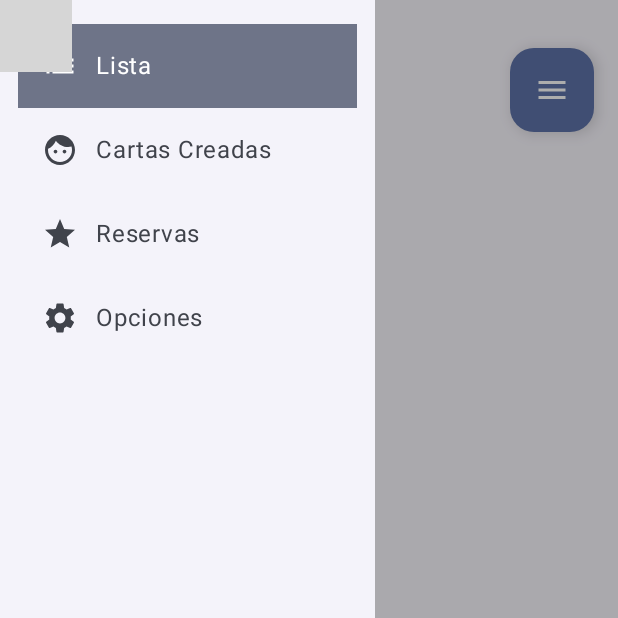
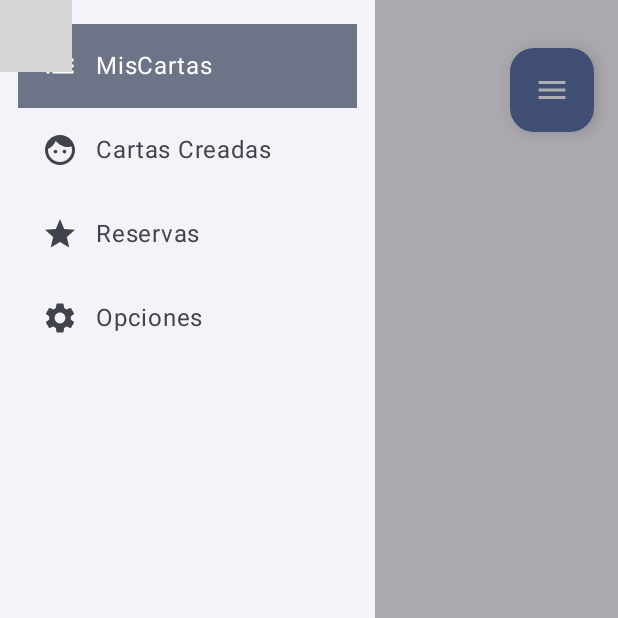
Before and after one commit to memnochdavid/PokeCardShop, an Android app built with Jetpack Compose: the MainActivity screen opened directly, with no data from a screen before it, after a tap on "Abrir menú", on a phone screen of 412 x 824 dp, the top half of it. Run offline under Robolectric (Android 15) with nearby library versions, the phone set to English and light mode, and no system bars; our stand-ins replace Firebase (no records; nobody signed in at launch, a user with empty details on screens opened directly), constraintlayout-compose, livedata-compose; pictures from the network do not load; 3 statements that could not run were skipped; grey boxes are pictures that could not be loaded.

Commit message:
trabajando en las reservas

```diff
--- a/app/src/main/java/com/david/pokecardshop/MainActivity.kt
+++ b/app/src/main/java/com/david/pokecardshop/MainActivity.kt
@@ -80,61 +80,39 @@ fun MainScreen() {
     var selectedItem by remember { mutableIntStateOf(0) }
     val sesion = UsuarioFromKey(usuario_key, refBBDD)
 
-    val currentRoute = when(sesion.admin) {
-        true -> {
-            when (selectedItem) {
-                0 -> Screen.Lista.route
-                1 -> Screen.CrearCarta.route
-                2 -> Screen.CartasCreadas.route
-                3 -> Screen.Reservas.route
-                4 -> Screen.Opciones.route
-                else -> {Screen.Lista.route}
-            }
-        }
-            false -> {
-                when (selectedItem) {
-                    0 -> Screen.Lista.route
-                    1 -> Screen.CartasCreadas.route
-                    2 -> Screen.Reservas.route
-                    3 -> Screen.Opciones.route
-                    else -> Screen.Lista.route
-                }
-            }
-        }
+    // Define menu items based on admin status
+    val menuItems = if (sesion.admin) {
+        listOf("Crear Carta", "Cartas Creadas", "Reservas", "Opciones")
+    } else {
+        listOf("MisCartas", "Cartas Creadas", "Reservas", "Opciones")
+    }
 
-
+    // Map selectedItem to Screen based on admin status
+    val currentRoute = when {
+        sesion.admin && selectedItem == 0 -> Screen.CrearCarta.route
+        sesion.admin && selectedItem == 1 -> Screen.CartasCreadas.route
+        sesion.admin && selectedItem == 2 -> Screen.Reservas.route
+        sesion.admin && selectedItem == 3 -> Screen.Opciones.route
+        !sesion.admin && selectedItem == 0 -> Screen.MisCartas.route
+        !sesion.admin && selectedItem == 1 -> Screen.CartasCreadas.route
+        !sesion.admin && selectedItem == 2 -> Screen.Reservas.route
+        !sesion.admin && selectedItem == 3 -> Screen.Opciones.route
+        else -> Screen.Opciones.route // Default route
+    }
 
     ModalNavigationDrawer(
         drawerState = drawerState,
         drawerContent = {
             Menu(
+                menuItems = menuItems,
                 selectedItem = selectedItem,
                 onItemSelected = { index ->
                     selectedItem = index
-                    when(sesion.admin) {
-                        true -> {
-                            when (selectedItem) {
-                                0 -> Screen.Lista.route
-                                1 -> Screen.CrearCarta.route
-                                2 -> Screen.CartasCreadas.route
-                                3 -> Screen.Opciones.route
-                                else -> {Screen.Lista.route}
-                            }
-                        }
-                        false -> {
-                            when (selectedItem) {
-                                0 -> Screen.Lista.route
-                                1 -> Screen.CartasCreadas.route
-                                3 -> Screen.Opciones.route
-                                else -> Screen.Lista.route // Default to Lista
-                            }
-                        }
-                    }
+                    scope.launch { drawerState.close() } // Close drawer after selection
                 },
-                onCloseDrawer = { scope.launch { drawerState.close() } }
             )
         }
-    ){
+    ) {
         Box {
             Scaffold() { paddingValues ->
                 Navigation(navController = navController, modifier = Modifier.padding(paddingValues))
@@ -149,7 +127,8 @@ fun MainScreen() {
             }
         }
     }
-    // New: Navigate when the current route changes
+
+    // Navigate when the current route changes
     LaunchedEffect(currentRoute) {
         navController.navigate(currentRoute) {
             popUpTo(navController.graph.startDestinationId) {
--- /dev/null
+++ b/app/src/main/java/com/david/pokecardshop/Propiedad.kt
@@ -0,0 +1,158 @@
+package com.david.pokecardshop
+
+import android.content.Context
+import android.util.Log
+import android.widget.Toast
+import androidx.compose.foundation.background
+import androidx.compose.foundation.layout.Box
+import androidx.compose.foundation.layout.fillMaxSize
+import androidx.compose.foundation.layout.imePadding
+import androidx.compose.foundation.layout.padding
+import androidx.compose.foundation.layout.size
+import androidx.compose.foundation.layout.systemBarsPadding
+import androidx.compose.foundation.layout.wrapContentHeight
+import androidx.compose.foundation.layout.wrapContentSize
+import androidx.compose.foundation.lazy.grid.GridCells
+import androidx.compose.foundation.lazy.grid.LazyVerticalGrid
+import androidx.compose.foundation.lazy.grid.items
+import androidx.compose.material3.CircularProgressIndicator
+import androidx.compose.runtime.Composable
+import androidx.compose.runtime.LaunchedEffect
+import androidx.compose.runtime.getValue
+import androidx.compose.runtime.mutableStateOf
+import androidx.compose.runtime.remember
+import androidx.compose.runtime.rememberCoroutineScope
+import androidx.compose.runtime.setValue
+import androidx.compose.ui.Alignment
+import androidx.compose.ui.Modifier
+import androidx.compose.ui.platform.LocalContext
+import androidx.compose.ui.res.colorResource
+import androidx.compose.ui.unit.dp
+import androidx.navigation.NavHostController
+import com.david.pokecardshop.dataclass.Carta
+import com.david.pokecardshop.dataclass.Reserva
+import com.david.pokecardshop.ui.theme.color_fuego_dark
+import com.google.firebase.database.GenericTypeIndicator
+import kotlinx.coroutines.CoroutineScope
+import kotlinx.coroutines.launch
+
+var misCartas by mutableStateOf<List<String>>(emptyList())
+
+
+@Composable
+fun MisCartas(modifier: Modifier = Modifier, navController: NavHostController) {
+    var onCardClick by remember { mutableStateOf(Carta()) }
+    var cartaGrande by remember { mutableStateOf(false) }
+    var isLoadingPropiedad by remember { mutableStateOf(true) }
+    var misCartasCompradas by remember { mutableStateOf<List<Carta>>(emptyList()) }
+    var isLoadingCreadas by remember { mutableStateOf(true) }
+
+    val context = LocalContext.current
+    val scope = rememberCoroutineScope()
+
+    LaunchedEffect(key1 = Unit) {
+        scope.launch {
+            cargaCartasCreadas(
+                onUpdateIsLoading = { isLoadingCreadas = it }
+            )
+
+            cargaCartasUsuario(
+                context = context,
+                scopeUser = scope,
+                onUpdateIsLoading = { isLoadingPropiedad = it }
+            )
+        }
+    }
+
+
+    LaunchedEffect(key1 = misCartas) {
+        misCartasCompradas = misCartas.mapNotNull { cartaId ->
+            cartasCreadas.find { it.carta_id == cartaId }
+        }
+    }
+
+    if (isLoadingPropiedad) { //se asegura de haber cargado los datos de la nube antes de empezar a mostrar nada
+        Box(
+            modifier = modifier
+                .background(color_fuego_dark)
+                .fillMaxSize(),
+            contentAlignment = Alignment.Center
+        ) {
+            CircularProgressIndicator(
+                color = colorResource(R.color.white),
+                strokeWidth = 10.dp,
+                modifier = Modifier.size(100.dp)
+            )
+        }
+    } else {
+        Box(
+            modifier = Modifier
+                .fillMaxSize()
+                .background(color_fuego_dark)
+                .padding(top = 0.dp) // Apply padding to the Box
+                .systemBarsPadding()
+                .imePadding(),
+            contentAlignment = Alignment.Center,
+        ) {
+            LazyVerticalGrid(
+                columns = GridCells.Fixed(3),
+                modifier = Modifier.wrapContentSize()
+            ) {
+                items(misCartasCompradas) { carta ->
+                    CarPequeFB(carta = carta, onClick = {
+                        cartaGrande = !cartaGrande
+                        onCardClick = carta
+                    })
+                }
+            }
+            if (cartaGrande) {
+                CartaFB(
+                    modifier = Modifier
+                        .fillMaxSize(0.75f)
+                        .wrapContentHeight(),
+                    carta = onCardClick,
+                    onCartaGrandeChange = { cartaGrande = it },
+                    navController = navController,
+                    isPropiedad = true
+                )
+            }
+        }
+    }
+}
+fun cargaCartasUsuario(
+    context: Context,
+    scopeUser: CoroutineScope,
+    onUpdateIsLoading: (Boolean) -> Unit
+) {
+    Log.d("cargaCartasUsuario", "cargaCartasUsuario called")
+    Log.d("UserKey", "usuario_key: $usuario_key")
+    onUpdateIsLoading(true) // Start loading
+    scopeUser.launch {
+        try {
+            Log.d("cargaCartasUsuario", "Trying to fetch data from Firebase")
+            refBBDD.child("tienda").child("usuarios").child(usuario_key).child("propiedad").get().addOnSuccessListener {
+                Log.d("cargaCartasUsuario", "Firebase data fetch successful")
+                val listaCartas = it.getValue(object : GenericTypeIndicator<List<String>>() {})
+                if (listaCartas != null) {
+                    misCartas = listaCartas // Update the mutableStateOf variable
+                    Log.d("cargaCartasUsuario", "misCartas updated: $misCartas")
+                } else {
+                    Log.e("cargaCartasUsuario", "listaCartas is null")
+                    misCartas = emptyList()
+                }
+                onUpdateIsLoading(false) // Loading finished successfully
+                Log.d("cargaCartasUsuario", "onUpdateIsLoading(false) called")
+            }.addOnFailureListener {
+                onUpdateIsLoading(false) // Loading failed
+                Log.e("UserError", "Error al cargar las reservas : ${it.message}")
+                Toast.makeText(context, "Error al cargar las reservas : ${it.message}", Toast.LENGTH_SHORT).show()
+                Log.d("cargaCartasUsuario", "onUpdateIsLoading(false) called (failure)")
+            }
+        } catch (e: Exception) {
+            onUpdateIsLoading(false) // Loading failed
+            Log.e("UserError", "Error al cargar las reservas : ${e.message}")
+            Toast.makeText(context, "Error al cargar las reservas : ${e.message}", Toast.LENGTH_SHORT).show()
+            Log.d("cargaCartasUsuario", "onUpdateIsLoading(false) called (exception)")
+        }
+    }
+}
--- a/app/src/main/java/com/david/pokecardshop/dataclass/model/Menu.kt
+++ b/app/src/main/java/com/david/pokecardshop/dataclass/model/Menu.kt
@@ -31,13 +31,17 @@ import androidx.compose.material3.NavigationDrawerItemDefaults
 import androidx.compose.material3.Scaffold
 import androidx.compose.runtime.LaunchedEffect
 import androidx.compose.runtime.collectAsState
+import androidx.compose.runtime.mutableStateOf
+import androidx.compose.runtime.remember
 import androidx.compose.ui.Alignment
 import androidx.compose.ui.graphics.RectangleShape
 import androidx.navigation.NavHostController
 import androidx.navigation.compose.NavHost
 import androidx.navigation.compose.composable
 import com.david.pokecardshop.CartasCreadas
+import com.david.pokecardshop.MisCartas
 import com.david.pokecardshop.VerListaPokeAPI
+import com.david.pokecardshop.cargaCartasCreadas
 import com.david.pokecardshop.dataclass.CreaCarta
 import com.david.pokecardshop.dataclass.FormularioCarta
 import com.david.pokecardshop.dataclass.Pokemon
@@ -50,34 +54,20 @@ import com.david.pokecardshop.usuario_key
 
 @Composable
 fun Menu(
+    menuItems: List<String>,
     selectedItem: Int,
     onItemSelected: (Int) -> Unit,
-    onCloseDrawer: () -> Unit,
 ) {
-    val sesion = UsuarioFromKey(usuario_key, refBBDD = refBBDD)
-    Log.d("ADMIN_menu", "$sesion")
-    Log.d("usuario_key_menu", usuario_key)
-    val items = if (!sesion.admin) {
-        listOf("Lista", "Cartas Creadas","Reservas","Opciones")
-    } else {
-        listOf("Lista", "Crear Carta", "Cartas Creadas","Reservas", "Opciones")
-    }
-    val selectedColor = blanco80
-    val unselectedColor = MaterialTheme.colorScheme.onSurface.copy(alpha = 0.6f)
-    val selectedtextColor = negro80
-    val unselectedtextColor = blanco80
-
     ModalDrawerSheet(
-        modifier = Modifier
-            .widthIn(max = 250.dp),
+        modifier = Modifier.widthIn(max = 250.dp),
         drawerShape = RectangleShape,
     ) {
         Column(modifier = Modifier.padding(top = 16.dp)) {
-            items.forEachIndexed { index, item ->
+            menuItems.forEachIndexed { index, item ->
                 NavigationDrawerItem(
                     icon = {
                         when (item) {
-                            "Lista" -> Icon(Icons.AutoMirrored.Filled.List, contentDescription = item)
+                            "MisCartas" -> Icon(Icons.AutoMirrored.Filled.List, contentDescription = item)
                             "Crear Carta" -> Icon(Icons.Filled.Add, contentDescription = item)
                             "Cartas Creadas" -> Icon(Icons.Filled.Face, contentDescription = item)
                             "Reservas" -> Icon(Icons.Filled.Star, contentDescription = item)
@@ -101,7 +91,7 @@ fun Menu(
 }
 
 sealed class Screen(val route: String) {
-    object Lista : Screen("Lista")
+    object MisCartas : Screen("MisCartas")
     object CrearCarta : Screen("CrearCarta")
     object CartasCreadas : Screen("CartasCreadas")
     object Reservas : Screen("Reservas")
@@ -109,12 +99,13 @@ sealed class Screen(val route: String) {
 }
 @Composable
 fun Navigation(navController: NavHostController, modifier: Modifier) {
-    val pokemonList = listaByGen(1)
-    NavHost(navController = navController, startDestination = Screen.Lista.route) {
-        composable(Screen.Lista.route) {
+    //val pokemonList = listaByGen(1)
+    NavHost(navController = navController, startDestination = Screen.MisCartas.route) {
+        composable(Screen.MisCartas.route) {
             PokeCardShopTheme {
                 Scaffold(modifier = Modifier.fillMaxSize()) { innerPadding ->
-                    VerListaPokeAPI(modifier = Modifier.padding(innerPadding), listaApi = pokemonList, navController = navController)
+                    //VerListaPokeAPI(modifier = Modifier.padding(innerPadding), listaApi = pokemonList, navController = navController)
+                    MisCartas(modifier = Modifier.padding(innerPadding), navController = navController)
                 }
             }
         }
```
Also changed, not shown: app/src/main/java/com/david/pokecardshop/CartasCreadas.kt (+16 -7 lines), app/src/main/java/com/david/pokecardshop/dataclass/Reserva.kt (+7 -5 lines).
